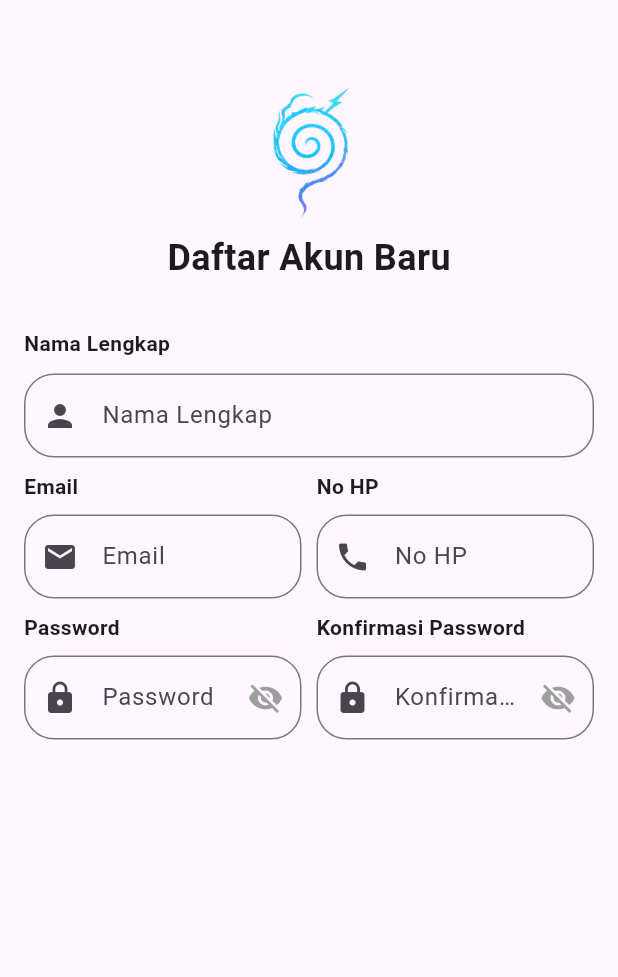
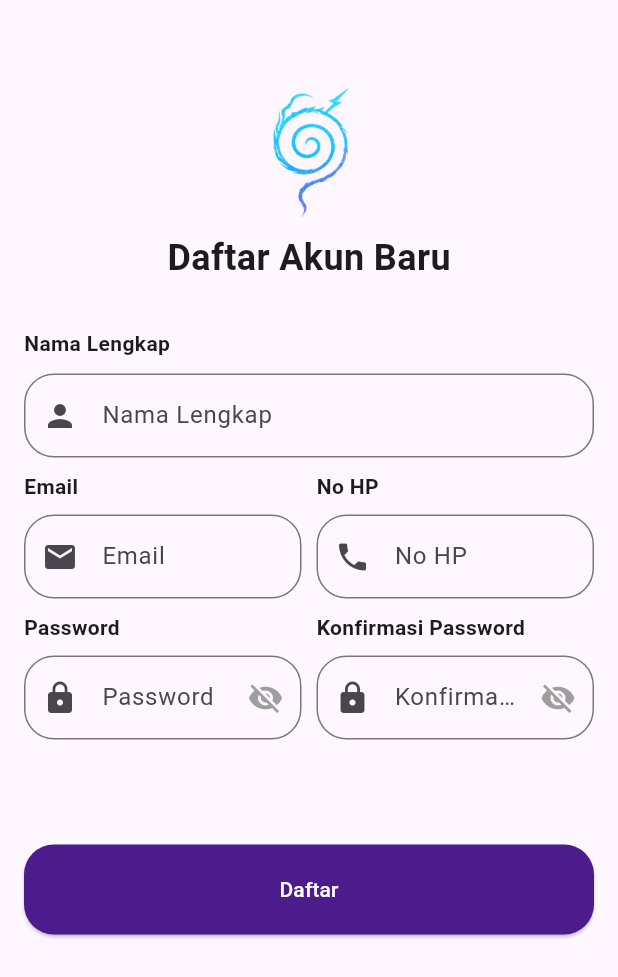
Before and after one commit to Abdurrafi07/20220140103_UCP1Flutter, a Flutter app: the RegisterPage screen opened directly, on a phone screen of 412 x 824 dp. Shown: the top 977 px of the screen. Run offline on Flutter 3.47's test engine with Material 3 defaults, Android fonts, the phone set to English and light mode, and no system bars.

Commit message:
Menambahkan button daftar dengan styling dan fungsi navigasi

```diff
--- a/lib/register_page.dart
+++ b/lib/register_page.dart
@@ -1,4 +1,5 @@
 import 'package:flutter/material.dart';
+import 'package:ucp1flutter/home_page.dart';
 
 class RegisterPage extends StatefulWidget {
   const RegisterPage({super.key});
@@ -255,6 +256,33 @@ class _RegisterPageState extends State<RegisterPage> {
                       ),
                     ],
                   ),
+                  Padding(
+                    padding: const EdgeInsets.only(top: 70),
+                    child: SizedBox(
+                      width: double.infinity,
+                      child: ElevatedButton(
+                        style: ElevatedButton.styleFrom(
+                          backgroundColor: const Color.fromARGB(
+                            255,
+                            76,
+                            27,
+                            140,
+                          ),
+                          shape: RoundedRectangleBorder(
+                            borderRadius: BorderRadius.circular(20),
+                          ),
+                          padding: EdgeInsets.all(20),
+                        ),
+                        onPressed: () {
+
+                        },
+                        child: Text(
+                          'Daftar',
+                          style: TextStyle(color: Colors.white),
+                        ),
+                      ),
+                    ),
+                  ),
                 ],
               ),
             ),
```
